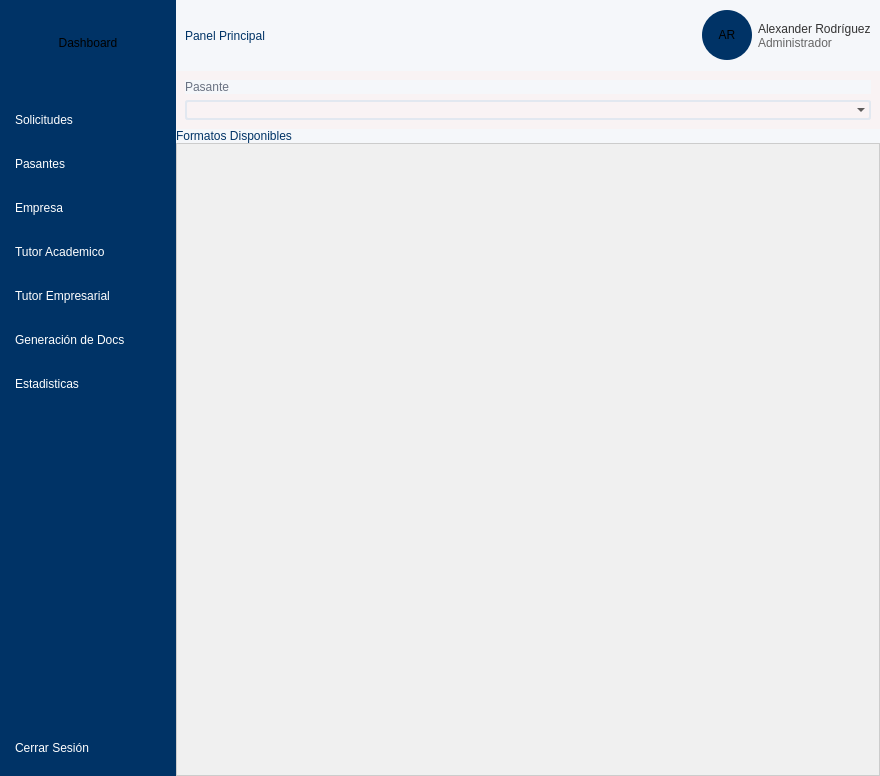
This is UI/dashboard.ui in AlexING-7/Gestion_Pasantes as Qt 5 draws it before an edit. The edited form follows.
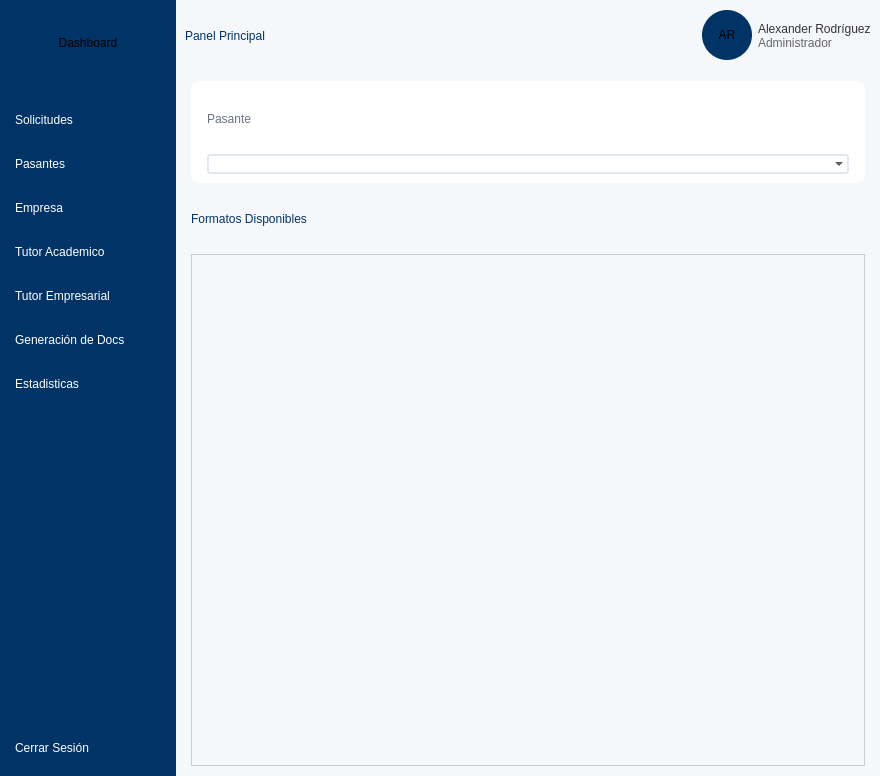
This is the edited form.

Patch:
```diff
--- a/UI/dashboard.ui
+++ b/UI/dashboard.ui
@@ -391,27 +391,29 @@
       <item>
        <widget class="QStackedWidget" name="stackedWidget">
         <widget class="QWidget" name="page">
-         <layout class="QVBoxLayout" name="verticalLayout_8">
+         <layout class="QVBoxLayout" name="verticalLayout_8" stretch="2,1,10">
           <property name="spacing">
-           <number>0</number>
+           <number>10</number>
           </property>
           <property name="leftMargin">
-           <number>0</number>
+           <number>15</number>
           </property>
           <property name="topMargin">
-           <number>0</number>
+           <number>10</number>
           </property>
           <property name="rightMargin">
-           <number>0</number>
+           <number>15</number>
           </property>
           <property name="bottomMargin">
-           <number>0</number>
+           <number>10</number>
           </property>
           <item>
            <widget class="QFrame" name="frame_6">
             <property name="styleSheet">
              <string notr="true">#frame_6{
-	background-color: rgb(249, 243, 244);
+	background-color: white;
+
+	border-radius:8px;
 }</string>
             </property>
             <property name="frameShape">
@@ -421,10 +423,17 @@
              <enum>QFrame::Shadow::Raised</enum>
             </property>
             <layout class="QVBoxLayout" name="verticalLayout_7">
+             <property name="leftMargin">
+              <number>16</number>
+             </property>
+             <property name="rightMargin">
+              <number>16</number>
+             </property>
              <item>
               <widget class="QLabel" name="label_4">
                <property name="styleSheet">
                 <string notr="true">color: rgb(106, 114, 130);
+background-color: transparent;
 font: 400 14pt &quot;Segoe UI&quot;;</string>
                </property>
                <property name="text">
@@ -451,8 +460,10 @@
           <item>
            <widget class="QLabel" name="label_5">
             <property name="styleSheet">
-             <string notr="true">font: 350 20pt &quot;Segoe UI&quot;;
-color:rgb(0, 51, 102);</string>
+             <string notr="true">font: 550 20pt &quot;Segoe UI&quot;;
+color:rgb(0, 51, 102);
+background-color: transparent;
+</string>
             </property>
             <property name="text">
              <string>Formatos Disponibles</string>
@@ -463,7 +474,7 @@
            <widget class="QListWidget" name="listWidget">
             <property name="styleSheet">
              <string notr="true">QListWidget {
-                background-color: #f0f0f0;
+                background-color: transparent;
                 border: 1px solid #ccc;
 				padding:0px;
             }
```
